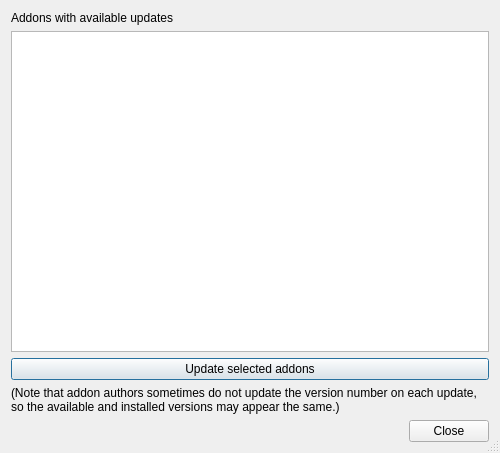
First picture: the form in update_all.ui, repository chennes/AddonManager, before the edit.
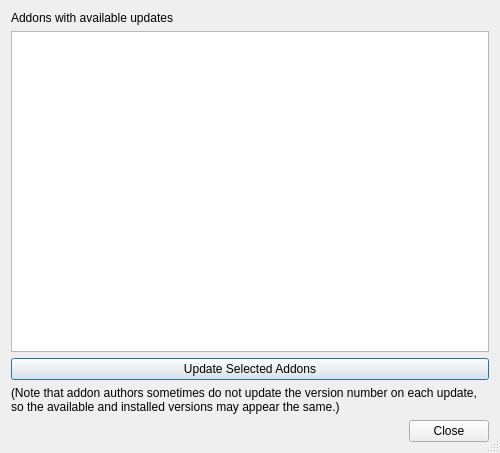
Second picture: the form after the edit.

Diff of the .ui file:
```diff
--- a/update_all.ui
+++ b/update_all.ui
@@ -46,7 +46,7 @@
    <item>
     <widget class="QPushButton" name="update_button">
      <property name="text">
-      <string>Update selected addons</string>
+      <string>Update Selected Addons</string>
      </property>
     </widget>
    </item>
```
